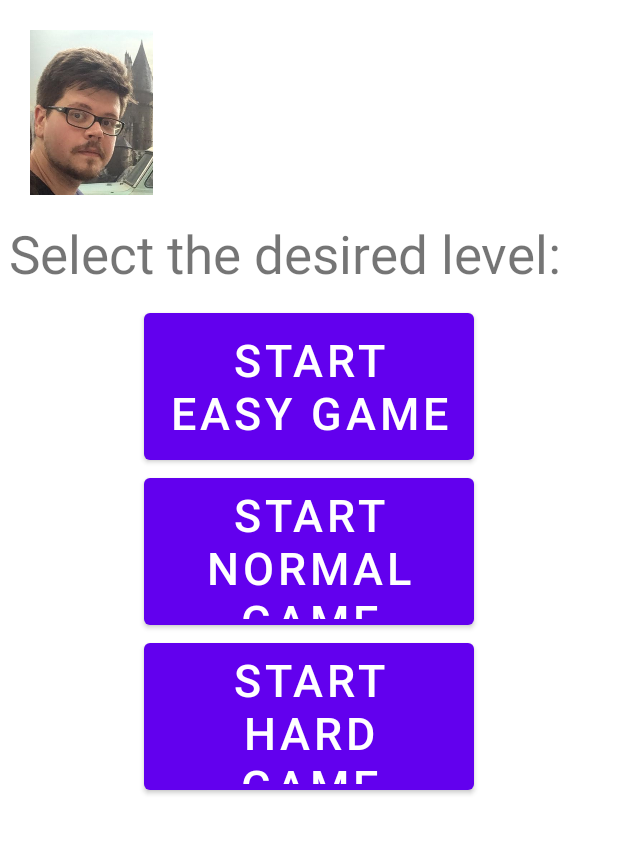
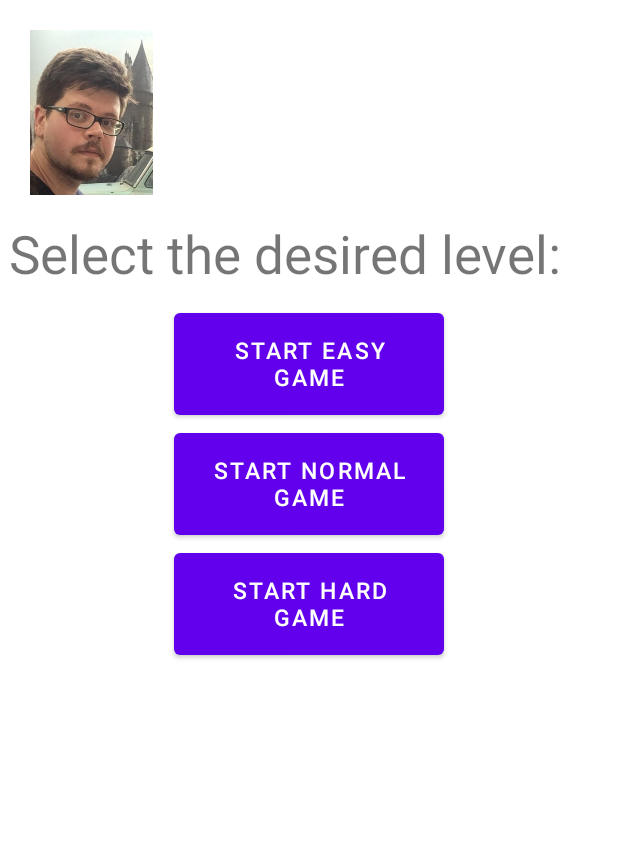
Before and after one commit to CristianVegaMuniz/PSIAndroidCheckers, an Android app: the screen it shows after launch (MainActivity), on a phone screen of 412 x 824 dp, the part 195-1049 px from its top. Run offline under Robolectric (Android 15) with nearby library versions, the phone set to English and light mode, and no system bars.

Commit message:
Resized select level buttons

```diff
--- a/app/src/main/res/layout/activity_main.xml
+++ b/app/src/main/res/layout/activity_main.xml
@@ -57,9 +57,9 @@
                 android:id="@+id/easyBtn"
                 android:gravity="center"
                 android:layout_centerHorizontal="true"
-                android:layout_width="220dp"
-                android:textSize="30sp"
-                android:layout_height="110dp"
+                android:layout_width="180dp"
+                android:layout_height="80dp"
+                android:textSize="15sp"
                 android:onClick="PlayEasy"
                 android:text="@string/start_easy_game"/>
 
@@ -68,9 +68,9 @@
                 android:layout_below="@id/easyBtn"
                 android:gravity="center"
                 android:layout_centerHorizontal="true"
-                android:layout_width="220dp"
-                android:textSize="30sp"
-                android:layout_height="110dp"
+                android:layout_width="180dp"
+                android:layout_height="80dp"
+                android:textSize="15sp"
                 android:onClick="PlayNormal"
                 android:text="@string/start_normal_game"/>
 
@@ -79,9 +79,9 @@
                 android:layout_below="@id/normalBtn"
                 android:gravity="center"
                 android:layout_centerHorizontal="true"
-                android:layout_width="220dp"
-                android:textSize="30sp"
-                android:layout_height="110dp"
+                android:layout_width="180dp"
+                android:layout_height="80dp"
+                android:textSize="15sp"
                 android:onClick="PlayHard"
                 android:text="@string/start_hard_game"/>
 
```
